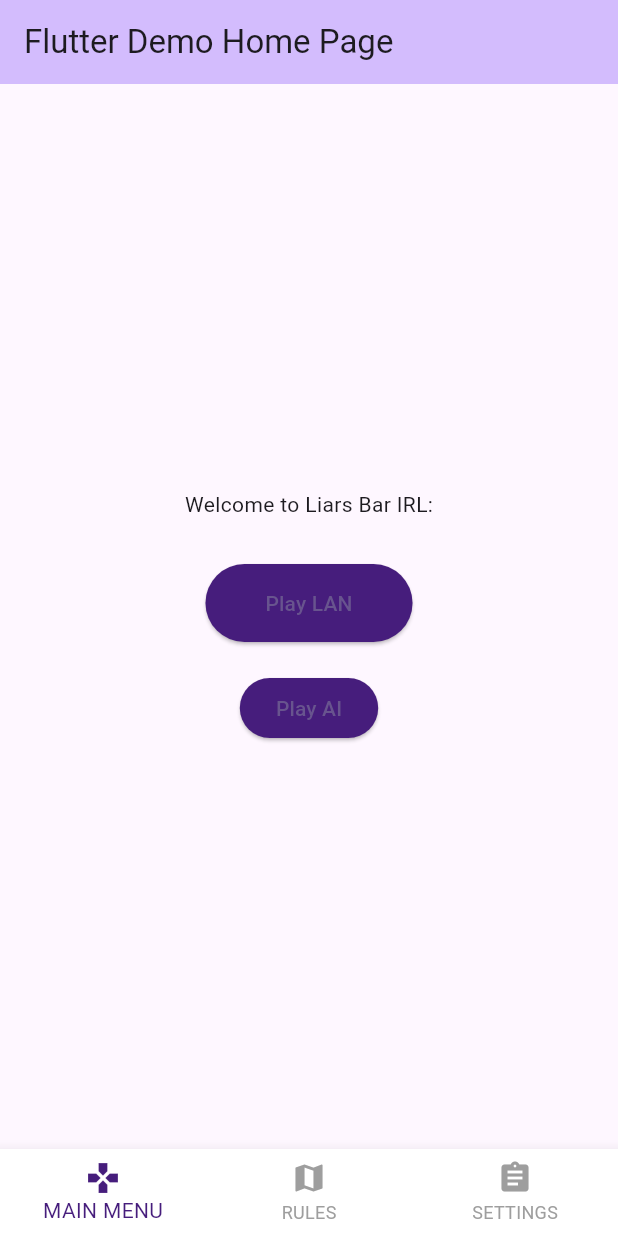
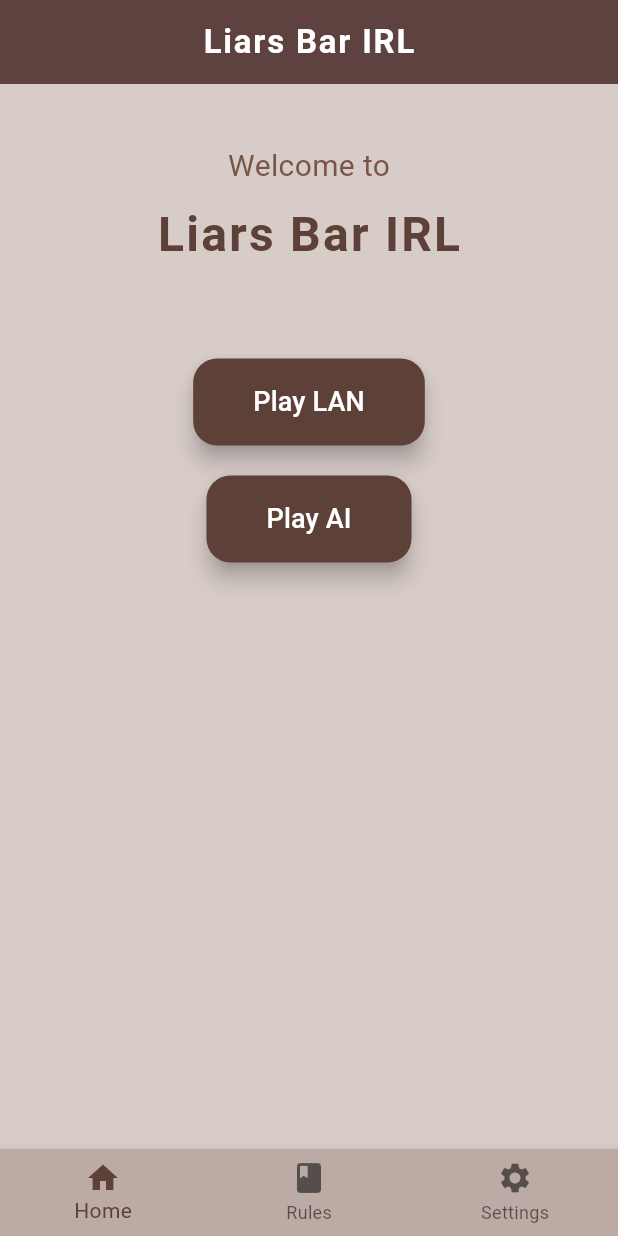
Before and after one commit to mpinel6/CSC4330FInalProject, a Flutter app: the MyHomePage screen opened directly, after a tap on "Play LAN", on a phone screen of 412 x 824 dp. Run offline on Flutter 3.47's test engine with Material 3 defaults, Android fonts, the phone set to English and light mode, and no system bars.

Commit message:
made home page link to the other two pages with a nav bar

```diff
--- a/lib/matt_home_page.dart
+++ b/lib/matt_home_page.dart
@@ -1,49 +1,27 @@
 import 'package:flutter/material.dart';
-
+import 'rules_page.dart';
+import 'settings.dart';
 
 class matthomepage extends StatelessWidget {
   const matthomepage({super.key});
 
-  // This widget is the root of your application.
   @override
   Widget build(BuildContext context) {
     return MaterialApp(
-      title: 'Flutter Demo',
+      title: 'Liars Bar IRL',
       theme: ThemeData(
-        // This is the theme of your application.
-        //
-        // TRY THIS: Try running your application with "flutter run". You'll see
-        // the application has a purple toolbar. Then, without quitting the app,
-        // try changing the seedColor in the colorScheme below to Colors.green
-        // and then invoke "hot reload" (save your changes or press the "hot
-        // reload" button in a Flutter-supported IDE, or press "r" if you used
-        // the command line to start the app).
-        //
-        // Notice that the counter didn't reset back to zero; the application
-        // state is not lost during the reload. To reset the state, use hot
-        // restart instead.
-        //
-        // This works for code too, not just values: Most code changes can be
-        // tested with just a hot reload.
-        colorScheme: ColorScheme.fromSeed(seedColor: Colors.deepPurple),
+        colorScheme: ColorScheme.fromSeed(seedColor: Colors.brown),
         useMaterial3: true,
+        fontFamily: 'Roboto',
       ),
-      home: const MyHomePage(title: 'Flutter Demo Home Page'),
+      home: const MyHomePage(title: 'Liars Bar IRL'),
+      debugShowCheckedModeBanner: false,
     );
   }
 }
 
 class MyHomePage extends StatefulWidget {
   const MyHomePage({super.key, required this.title});
-
-  // This widget is the home page of your application. It is stateful, meaning
-  // that it has a State object (defined below) that contains fields that affect
-  // how it looks.
-
-  // This class is the configuration for the state. It holds the values (in this
-  // case the title) provided by the parent (in this case the App widget) and
-  // used by the build method of the State. Fields in a Widget subclass are
-  // always marked "final".
 
   final String title;
 
@@ -53,119 +31,129 @@ class MyHomePage extends StatefulWidget {
 
 class _MyHomePageState extends State<MyHomePage> {
   int _counter = 0;
+  int _selectedIndex = 0;
 
   void _incrementCounter() {
     setState(() {
-      // This call to setState tells the Flutter framework that something has
-      // changed in this State, which causes it to rerun the build method below
-      // so that the display can reflect the updated values. If we changed
-      // _counter without calling setState(), then the build method would not be
-      // called again, and so nothing would appear to happen.
       _counter++;
     });
   }
 
-  //Ian Waskom
+  void _onItemTapped(int index) {
+    setState(() {
+      _selectedIndex = index;
+    });
+
+    if (index == 1) { // Rules button index
+      Navigator.push(
+        context,
+        MaterialPageRoute(builder: (context) => const RulesPage()),
+      );
+    } else if (index == 2) { // Settings button index
+      Navigator.push(
+        context,
+        MaterialPageRoute(builder: (context) => const SettingsPage()),
+      );
+    }
+  }
 
   @override
   Widget build(BuildContext context) {
-
     return Scaffold(
+      backgroundColor: Colors.brown[100],
       appBar: AppBar(
-
-        backgroundColor: Theme.of(context).colorScheme.inversePrimary,
-
-        title: Text(widget.title),
+        backgroundColor: Colors.brown[700],
+        elevation: 4,
+        title: Text(
+          widget.title,
+          style: const TextStyle(
+            color: Colors.white,
+            fontWeight: FontWeight.bold,
+            letterSpacing: 1.2,
+          ),
+        ),
+        centerTitle: true,
       ),
       body: Center(
-
+        child: Padding(
+          padding: const EdgeInsets.symmetric(horizontal: 24.0, vertical: 40.0),
           child: Column(
-
-          mainAxisAlignment: MainAxisAlignment.center,
+            mainAxisAlignment: MainAxisAlignment.start,
             children: <Widget>[
               const Text(
-              'Welcome to Liars Bar IRL:',
+                'Welcome to',
+                style: TextStyle(fontSize: 20, color: Colors.brown),
               ),
-const SizedBox(height: 30),
+              const SizedBox(height: 8),
+              Text(
+                'Liars Bar IRL',
+                style: TextStyle(
+                  fontSize: 32,
+                  fontWeight: FontWeight.bold,
+                  color: Colors.brown[700],
+                  letterSpacing: 1.5,
+                ),
+              ),
+              const SizedBox(height: 60),
               ElevatedButton(
                 onPressed: () {
                   // Handle Play LAN action
                 },
                 style: ElevatedButton.styleFrom(
-      backgroundColor: const Color(0xFF461D7C),
+                  backgroundColor: Colors.brown[700],
                   padding: const EdgeInsets.symmetric(horizontal: 40, vertical: 16),
+                  shape: RoundedRectangleBorder(
+                    borderRadius: BorderRadius.circular(16),
+                  ),
+                  elevation: 6,
                 ),
                 child: const Text(
                   'Play LAN',
-
+                  style: TextStyle(fontSize: 18, color: Colors.white),
                 ),
               ),
               const SizedBox(height: 20),
               ElevatedButton(
                 onPressed: () {
-
+                  // Handle Play AI action
                 },
                 style: ElevatedButton.styleFrom(
-      backgroundColor: const Color(0xFF461D7C),
-
+                  backgroundColor: Colors.brown[700],
+                  padding: const EdgeInsets.symmetric(horizontal: 40, vertical: 16),
+                  shape: RoundedRectangleBorder(
+                    borderRadius: BorderRadius.circular(16),
+                  ),
+                  elevation: 6,
                 ),
                 child: const Text(
                   'Play AI',
-
+                  style: TextStyle(fontSize: 18, color: Colors.white),
                 ),
               ),
             ],
-
           ),
         ),
-
-      // This trailing comma makes auto-formatting nicer for build methods.
+      ),
       bottomNavigationBar: BottomNavigationBar(
-        backgroundColor: Colors.white,
-        selectedItemColor: const Color(0xFF461D7C),
-        unselectedItemColor: Colors.grey,
         items: const <BottomNavigationBarItem>[
           BottomNavigationBarItem(
-            icon: Icon(Icons.games),
-            label: 'MAIN MENU',
+            icon: Icon(Icons.home),
+            label: 'Home',
           ),
           BottomNavigationBarItem(
-            icon: Icon(Icons.map),
-            label: 'RULES',
+            icon: Icon(Icons.book),
+            label: 'Rules',
           ),
           BottomNavigationBarItem(
-            icon: Icon(Icons.assignment),
-            label: 'SETTINGS',
+            icon: Icon(Icons.settings),
+            label: 'Settings',
           ),
         ],
+        currentIndex: _selectedIndex,
+        selectedItemColor: Colors.brown[700],
+        backgroundColor: Colors.brown[200],
+        onTap: _onItemTapped,
       ),
     );
   }
 }
-
-
-
-
-
-
-
-// Hunter Todd wuz here
-
-
-
-
-// Matthew Balachowski
-// Matthew Balachowski pt 2
-//Samuel A. Bustamante
-
-
-
-
-
-
-//Maycie Pinell
-// Steven Reed
-//Jacob Rodrigue
-//julia
-//Kollin
-//Christian
```
Lines whose indentation alone changed are shown as unchanged.
